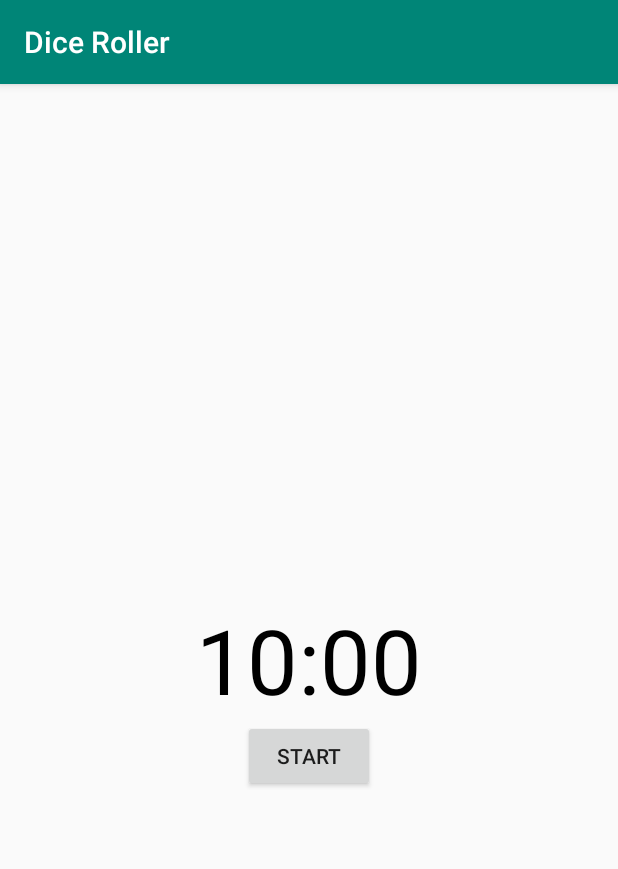
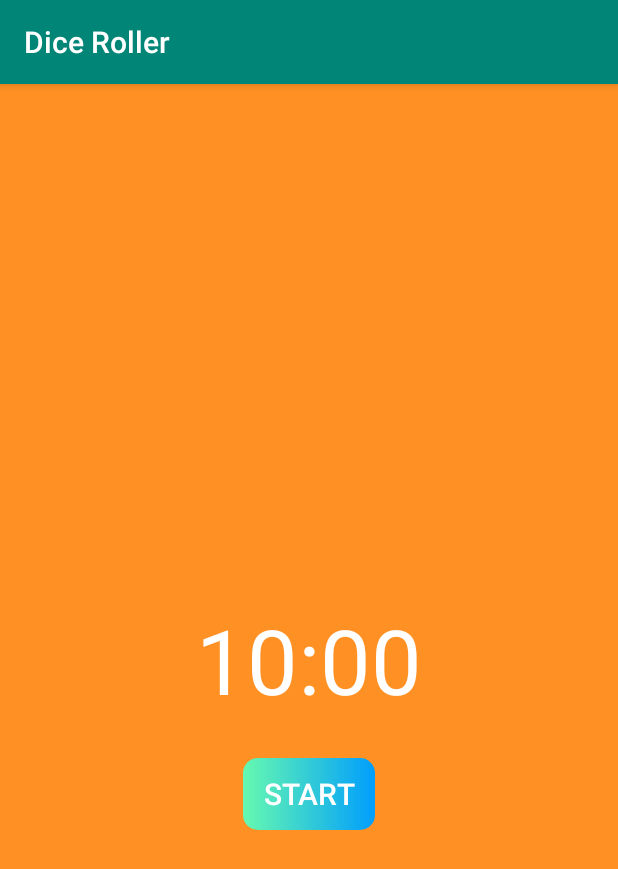
Before and after one commit to AntonellaMorittu/RollDice, an Android app: the TimerActivity screen opened directly, with no data from a screen before it, on a phone screen of 412 x 824 dp. Shown: the top 869 px of the screen. Run offline under Robolectric (Android 15) with nearby library versions, the phone set to English and light mode, and no system bars; our stand-ins replace RxJava; libraries missing offline, so code that uses them is left out: com.jakewharton.rxbinding3; 4 statements that could not run were skipped.

Commit message:
Refactor following MVP pattern

```diff
--- a/app/src/main/java/se/thetc/diceroller/TimerActivity.kt
+++ b/app/src/main/java/se/thetc/diceroller/TimerActivity.kt
@@ -2,26 +2,140 @@ package se.thetc.diceroller
 
 import android.os.Bundle
 import android.os.CountDownTimer
+import android.util.Log
 import android.view.View
 import android.widget.Button
 import android.widget.TextView
 import androidx.appcompat.app.AppCompatActivity
 import com.jakewharton.rxbinding3.view.clicks
+import io.reactivex.Observable
+import io.reactivex.android.schedulers.AndroidSchedulers
 import io.reactivex.disposables.CompositeDisposable
+import io.reactivex.disposables.Disposable
 import io.reactivex.rxkotlin.addTo
 import java.util.*
+import java.util.concurrent.TimeUnit
 
 
-class TimerActivity : AppCompatActivity() {
-    private val bag = CompositeDisposable()
+interface TimerView {
+    val onStartButtonClicked: Observable<Unit>
+    val onPauseButtonClicked: Observable<Unit>
+    val onResetButtonClicked: Observable<Unit>
+    fun startTimer()
+    fun pauseTimer()
+    fun resetTimer()
+}
 
-    private val startTimeInMillis: Long = 600000
 
-    private lateinit var textViewCountDown: TextView
-    private lateinit var buttonStartPause: Button
-    private lateinit var buttonReset: Button
+class TimerPresenter(private val view: TimerView) {
+    private fun bindStartTimer(): Disposable {
+        return view.onStartButtonClicked.subscribe {
+            view.startTimer()
+        }
+    }
 
-    private lateinit var countDownTimer: CountDownTimer
+    private fun bindPauseTimer(): Disposable {
+        return view.onPauseButtonClicked.subscribe {
+            view.pauseTimer()
+        }
+    }
+
+    private fun bindResetTimer(): Disposable {
+        return view.onResetButtonClicked.subscribe {
+            view.resetTimer()
+        }
+    }
+
+    fun start(): Disposable {
+        return CompositeDisposable(
+            bindStartTimer(),
+            bindPauseTimer(),
+            bindResetTimer()
+        )
+    }
+}
+
+
+class TimerActivity : AppCompatActivity(), TimerView {
+
+    //write messages in the code to degub it
+    val TAG = TimerActivity::class.java.simpleName
+
+    private val bag: CompositeDisposable = CompositeDisposable()
+    private val presenter: TimerPresenter by lazy { TimerPresenter(this) }
+
+    private val textViewCountDown: TextView
+        get() = findViewById(R.id.text_view_countdown)
+    private val buttonStartPause: Button
+        get() = findViewById(R.id.button_start_pause)
+    private val buttonReset: Button
+        get() = findViewById(R.id.button_reset)
+
+    private var countDownTimer: CountDownTimer? = null
+
+    private val onStartPauseButtonClicked: Observable<Unit> by lazy {
+        buttonStartPause.clicks().share()
+    }
+
+    override val onStartButtonClicked: Observable<Unit>
+        get() =
+            onStartPauseButtonClicked.filter { countDownTimer == null }
+    override val onPauseButtonClicked: Observable<Unit>
+        get() =
+            onStartPauseButtonClicked.filter { countDownTimer != null }
+    override val onResetButtonClicked: Observable<Unit>
+        get() =
+            buttonReset.clicks()
+
+    override fun startTimer() {
+        Log.d(TAG, "start timer")
+
+        //Schedules the execution of the given task (countDownTimer) with the given time delay.
+        AndroidSchedulers.mainThread().scheduleDirect({
+            countDownTimer = object : CountDownTimer(timeLeftInMillis, 1000) {
+                override fun onTick(millisUntilFinished: Long) {
+                    timeLeftInMillis = millisUntilFinished
+                    updateCountDownText()
+                }
+
+                override fun onFinish() {
+                    timerRunning = false
+                    buttonStartPause.setText(getString(R.string.start))
+                    buttonStartPause.setVisibility(View.INVISIBLE)
+                    buttonReset.setVisibility(View.VISIBLE)
+                }
+            }.start()
+        }, 100, TimeUnit.MILLISECONDS)
+
+        timerRunning = true
+        buttonStartPause.setText(getString(R.string.pause))
+        buttonReset.setVisibility(View.INVISIBLE)
+    }
+
+    override fun pauseTimer() {
+        countDownTimer?.cancel()
+        countDownTimer = null
+        timerRunning = false
+        buttonStartPause.setText(getString(R.string.resume))
+        buttonReset.setVisibility(View.VISIBLE)
+    }
+
+    override fun resetTimer() {
+        timeLeftInMillis = startTimeInMillis;
+        updateCountDownText();
+        buttonStartPause.setText(R.string.start)
+        buttonReset.setVisibility(View.INVISIBLE);
+        buttonStartPause.setVisibility(View.VISIBLE);
+    }
+
+    private fun updateCountDownText() {
+        val minutes = (timeLeftInMillis / 1000) / 60
+        val seconds = (timeLeftInMillis / 1000) % 60
+
+        val timeLeftFormatted = String.format(Locale.getDefault(), "%02d:%02d", minutes, seconds)
+
+        textViewCountDown.text = timeLeftFormatted
+    }
 
     private var timerRunning: Boolean = false
 
@@ -30,12 +144,6 @@ class TimerActivity : AppCompatActivity() {
     override fun onCreate(savedInstanceState: Bundle?) {
         super.onCreate(savedInstanceState)
         setContentView(R.layout.activity_timer)
-
-        textViewCountDown = findViewById(R.id.text_view_countdown)
-
-        buttonStartPause = findViewById(R.id.button_start_pause)
-
-        buttonReset = findViewById(R.id.button_reset)
 
         buttonStartPause.clicks().subscribe {
             if (timerRunning) {
@@ -48,49 +156,12 @@ class TimerActivity : AppCompatActivity() {
         buttonReset.clicks().subscribe { resetTimer() }.addTo(bag)
 
         updateCountDownText()
+        presenter.start().addTo(bag)
     }
 
-    private fun startTimer() {
-        countDownTimer = object : CountDownTimer(timeLeftInMillis, 1000) {
-            override fun onTick(millisUntilFinished: Long) {
-                timeLeftInMillis = millisUntilFinished
-                updateCountDownText()
-            }
-
-            override fun onFinish() {
-                timerRunning = false
-                buttonStartPause.setText("Start")
-                buttonStartPause.setVisibility(View.INVISIBLE)
-                buttonReset.setVisibility(View.VISIBLE)
-            }
-        }.start()
-
-        timerRunning = true
-        buttonStartPause.setText("pause")
-        buttonReset.setVisibility(View.INVISIBLE)
+    //An object declaration inside a class can be marked with the companion keyword
+    companion object {
+        //const are compile time constants. Meaning that their value has to be assigned during compile time, unlike val, where it can be done at runtime.
+        private const val startTimeInMillis: Long = 600000
     }
-
-    private fun pauseTimer() {
-        countDownTimer.cancel()
-        timerRunning = false
-        buttonStartPause.setText("Start")
-        buttonReset.setVisibility(View.VISIBLE)
-    }
-
-    private fun resetTimer() {
-        timeLeftInMillis = startTimeInMillis
-        updateCountDownText()
-        buttonReset.setVisibility(View.INVISIBLE)
-        buttonStartPause.setVisibility(View.VISIBLE)
-    }
-
-    private fun updateCountDownText() {
-        val minutes = (timeLeftInMillis / 1000) / 60
-        val seconds = (timeLeftInMillis / 1000) % 60
-
-        val timeLeftFormatted = String.format(Locale.getDefault(), "%02d:%02d", minutes, seconds)
-
-        textViewCountDown.text = timeLeftFormatted
-    }
-
 }
--- a/app/src/main/res/layout/activity_timer.xml
+++ b/app/src/main/res/layout/activity_timer.xml
@@ -5,7 +5,8 @@
         android:layout_width="match_parent"
         android:layout_height="match_parent"
         tools:context=".TimerActivity"
-        android:visibility="visible">
+        android:visibility="visible"
+        android:background="#FF9124">
 
     <TextView
             android:id="@+id/text_view_countdown"
@@ -14,8 +15,8 @@
             android:layout_centerHorizontal="true"
             android:layout_centerVertical="true"
             android:text="00:00"
-            android:textColor="@android:color/black"
-            android:textSize="60sp"/>
+            android:textSize="60sp"
+            android:textColor="#FFFFFF"/>
 
     <Button
             android:id="@+id/button_start_pause"
@@ -23,17 +24,26 @@
             android:layout_height="wrap_content"
             android:layout_below="@+id/text_view_countdown"
             android:layout_centerHorizontal="true"
-            android:text="start"/>
+            android:text="start"
+            android:textSize="20sp"
+            android:textColor="#FFFFFF"
+            android:background="@drawable/custom_button"
+            style="?android:attr/borderlessButtonStyle"
+            android:layout_marginTop="25sp"/>
 
     <Button
             android:id="@+id/button_reset"
             android:layout_width="wrap_content"
             android:layout_height="wrap_content"
             android:layout_below="@+id/text_view_countdown"
-
             android:layout_toEndOf="@+id/button_start_pause"
             android:text="reset"
             android:visibility="invisible"
-            tools:visibility="visible" android:layout_marginTop="60dp" android:layout_marginStart="-85dp"/>
+            tools:visibility="visible" android:layout_marginTop="95dp" android:layout_marginStart="-85dp"
+            android:textSize="20sp"
+            android:textColor="#FFFFFF"
+            android:background="@drawable/custom_button"
+            style="?android:attr/borderlessButtonStyle"
+    />
 
 </RelativeLayout>
--- a/app/src/main/res/values/strings.xml
+++ b/app/src/main/res/values/strings.xml
@@ -18,5 +18,8 @@
     <string name="what_is_the_band">What is the band?</string>
     <string name="done">DONE</string>
     <string name="more">MORE</string>
+    <string name="start">Start</string>
+    <string name="pause">pause</string>
+    <string name="resume">Resume</string>
 
 </resources>
```
